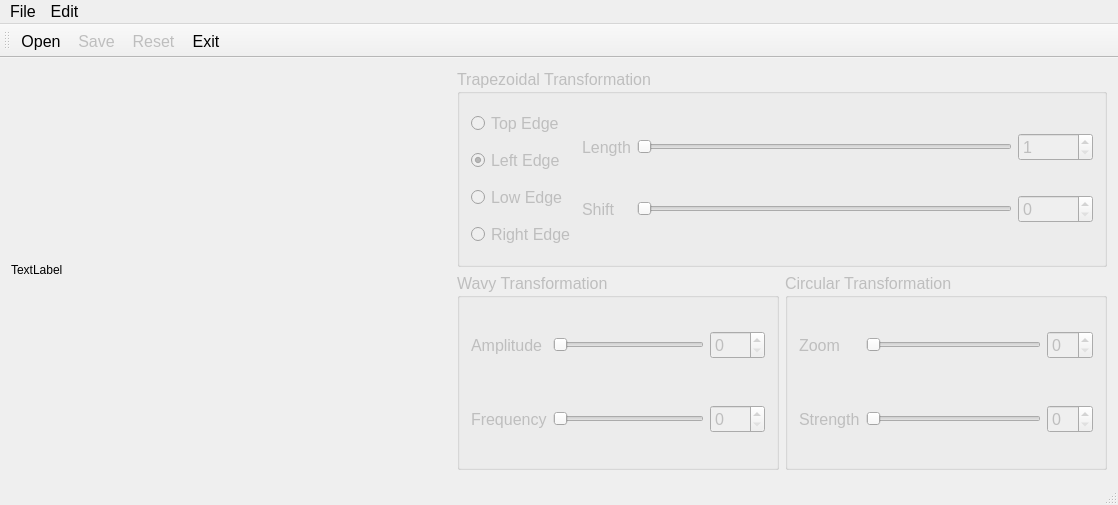
First picture: the form in hw6/ImgWarper/mainwindow.ui, repository otakusaikou/2016-631-M8210, before the edit.
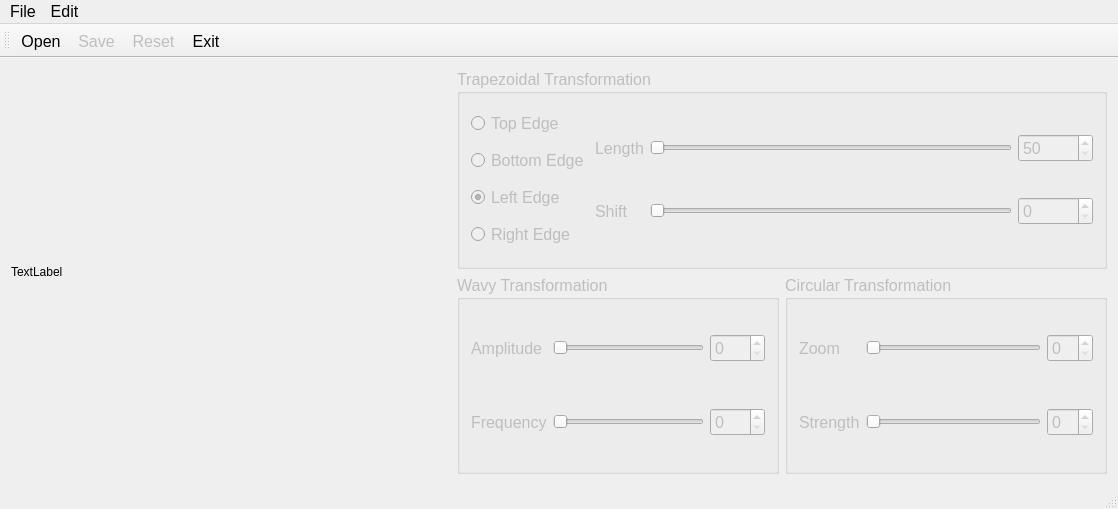
Second picture: the form after the edit. Icons and pictures are not drawn.

Diff of the .ui file:
```diff
--- a/hw6/ImgWarper/mainwindow.ui
+++ b/hw6/ImgWarper/mainwindow.ui
@@ -7,7 +7,7 @@
     <x>0</x>
     <y>0</y>
     <width>1118</width>
-    <height>505</height>
+    <height>509</height>
    </rect>
   </property>
   <property name="windowTitle">
@@ -50,6 +50,9 @@
              <pointsize>12</pointsize>
             </font>
            </property>
+           <property name="minimum">
+            <number>50</number>
+           </property>
            <property name="orientation">
             <enum>Qt::Horizontal</enum>
            </property>
@@ -69,7 +72,7 @@
             </font>
            </property>
            <property name="minimum">
-            <number>1</number>
+            <number>50</number>
            </property>
            <property name="maximum">
             <number>99</number>
@@ -134,6 +137,18 @@
            </property>
           </widget>
          </item>
+         <item>
+          <widget class="QRadioButton" name="BoRadioButton">
+           <property name="font">
+            <font>
+             <pointsize>12</pointsize>
+            </font>
+           </property>
+           <property name="text">
+            <string>Bottom Edge</string>
+           </property>
+          </widget>
+         </item>
          <item>
           <widget class="QRadioButton" name="LeRadioButton">
            <property name="font">
@@ -149,18 +164,6 @@
            </property>
           </widget>
          </item>
-         <item>
-          <widget class="QRadioButton" name="LoRadioButton">
-           <property name="font">
-            <font>
-             <pointsize>12</pointsize>
-            </font>
-           </property>
-           <property name="text">
-            <string>Low Edge</string>
-           </property>
-          </widget>
-         </item>
          <item>
           <widget class="QRadioButton" name="RiRadioButton">
            <property name="font">
```
